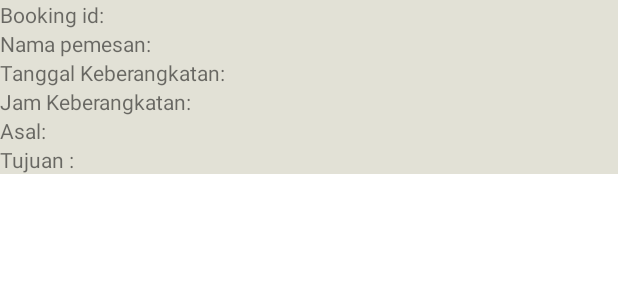
After one commit to premanandaS12/Travelligo, an Android app: the layout fragment_my_booking_history_item.xml on its own in the app's theme, with its tools: preview values and no code run, on a phone screen of 412 x 824 dp. The commit adds this screen. Shown: the top 300 px of the screen. Run offline under Robolectric (Android 15) with nearby library versions, the phone set to English and light mode, and no system bars.

Commit message:
Booking history, location, location adapter,  shuttle, main presenter, payload

```diff
--- a/app/src/main/java/com/example/tubesp3b/Ticket.java
+++ b/app/src/main/java/com/example/tubesp3b/Ticket.java
@@ -1,4 +1,5 @@
 package com.example.tubesp3b;
 
 public class Ticket {
+
 }
--- a/app/src/main/res/layout/fragment_location.xml
+++ b/app/src/main/res/layout/fragment_location.xml
@@ -4,7 +4,7 @@
     xmlns:tools="http://schemas.android.com/tools"
     android:layout_width="match_parent"
     android:layout_height="match_parent"
-    tools:context=".MyBookingHistoryFragment">
+    tools:context=".LocationFragment">
 
     <ListView
         android:layout_width="match_parent"
--- /dev/null
+++ b/app/src/main/res/layout/fragment_my_booking_history_item.xml
@@ -0,0 +1,114 @@
+<?xml version="1.0" encoding="utf-8"?>
+<LinearLayout xmlns:android="http://schemas.android.com/apk/res/android"
+    android:layout_width="match_parent"
+    android:layout_height="wrap_content"
+    android:orientation="vertical"
+    android:background="@color/main_font_color">
+
+    <LinearLayout
+        android:layout_width="match_parent"
+        android:layout_height="wrap_content"
+        android:orientation="horizontal"
+        android:weightSum="1">
+
+        <TextView
+            android:layout_weight=".5"
+            android:layout_width="0dp"
+            android:layout_height="wrap_content"
+            android:text="@string/booking_id"/>
+        <TextView
+            android:layout_weight=".5"
+            android:layout_width="0dp"
+            android:layout_height="wrap_content"
+            android:id="@+id/tv_booking_id"/>
+    </LinearLayout>
+
+    <LinearLayout
+        android:layout_width="match_parent"
+        android:layout_height="wrap_content"
+        android:orientation="horizontal"
+        android:weightSum="1">
+        <TextView
+            android:layout_width="match_parent"
+            android:layout_height="wrap_content"
+            android:text="@string/nama_pemesan"/>
+        <TextView
+            android:layout_weight=".5"
+            android:layout_width="0dp"
+            android:layout_height="wrap_content"
+            android:id="@+id/tv_nama_pemesanan"/>
+    </LinearLayout>
+
+    <LinearLayout
+        android:layout_width="match_parent"
+        android:layout_height="wrap_content"
+        android:orientation="horizontal"
+        android:weightSum="1">
+
+        <TextView
+            android:layout_weight=".5"
+            android:layout_width="0dp"
+            android:layout_height="wrap_content"
+            android:text="@string/tanggal_keberangkatan"/>
+
+        <TextView
+            android:layout_weight=".5"
+            android:layout_width="0dp"
+            android:layout_height="wrap_content"
+            android:id="@+id/tv_tanggal_keberangkatan"/>
+    </LinearLayout>
+
+    <LinearLayout
+        android:layout_width="match_parent"
+        android:layout_height="wrap_content"
+        android:orientation="horizontal"
+        android:weightSum="1">
+        <TextView
+            android:layout_weight=".5"
+            android:layout_width="0dp"
+            android:layout_height="wrap_content"
+            android:text="@string/jam_keberangkatan"
+            />
+        <TextView
+            android:layout_weight=".5"
+            android:layout_width="0dp"
+            android:layout_height="wrap_content"
+            android:id="@+id/tv_jam_keberangkatan"/>
+    </LinearLayout>
+
+    <LinearLayout
+        android:layout_width="match_parent"
+        android:layout_height="wrap_content"
+        android:orientation="horizontal"
+        android:weightSum="1">
+        <TextView
+            android:layout_width="0dp"
+            android:layout_weight=".5"
+            android:layout_height="wrap_content"
+            android:text="Asal:"/>
+        <TextView
+            android:layout_weight=".5"
+            android:layout_width="0dp"
+            android:layout_height="wrap_content"
+            android:id="@+id/tv_asal"/>
+    </LinearLayout>
+
+
+    <LinearLayout
+        android:layout_width="match_parent"
+        android:layout_height="wrap_content"
+        android:orientation="horizontal"
+        android:weightSum="1">
+        <TextView
+            android:layout_weight=".5"
+            android:layout_width="0dp"
+            android:layout_height="wrap_content"
+            android:text="@string/tv_tujuan"
+            />
+        <TextView
+            android:layout_weight=".5"
+            android:layout_width="0dp"
+            android:layout_height="wrap_content"
+            android:id="@+id/tv_tujuan"/>
+    </LinearLayout>
+</LinearLayout>
--- a/app/src/main/res/values/strings.xml
+++ b/app/src/main/res/values/strings.xml
@@ -58,4 +58,9 @@
 
     <!--    location_list-->
     <string name="tv_location">Bandung</string>
+    <string name="booking_id">Booking id:</string>
+    <string name="bandung_jalan_dipatiukur_no_62">Bandung | Jalan Dipatiukur no. 62</string>
+    <string name="nama_pemesan">Nama pemesan:</string>
+    <string name="tanggal_keberangkatan">Tanggal Keberangkatan: </string>
+    <string name="jam_keberangkatan">Jam Keberangkatan:</string>
 </resources>
```
Also changed, not shown: app/src/main/java/com/example/tubesp3b/HistoryAdapter.java (added, +27 -0 lines), app/src/main/java/com/example/tubesp3b/LocationAdapter.java (added, +49 -0 lines), app/src/main/java/com/example/tubesp3b/MainPresenter.java (added, +17 -0 lines), app/src/main/java/com/example/tubesp3b/Payload.java (added, +41 -0 lines), app/src/main/java/com/example/tubesp3b/Shuttle.java (added, +17 -0 lines), app/src/main/java/com/example/tubesp3b/User.java (+10 -0 lines), app/src/main/java/com/example/tubesp3b/WorkerThread.java (deleted, +0 -14 lines), app/src/main/res/layout/fragment_location_item.xml (added, +17 -0 lines).
